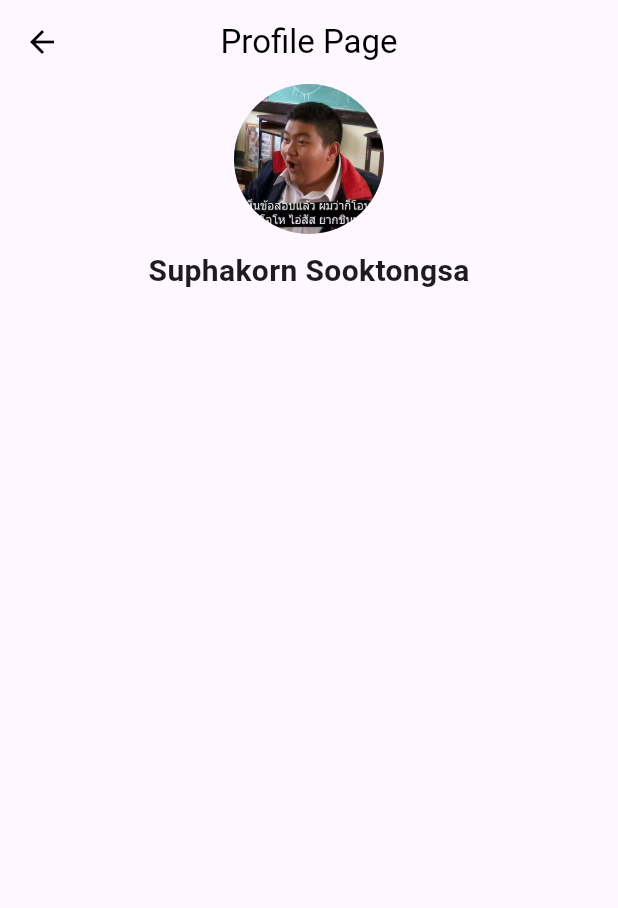
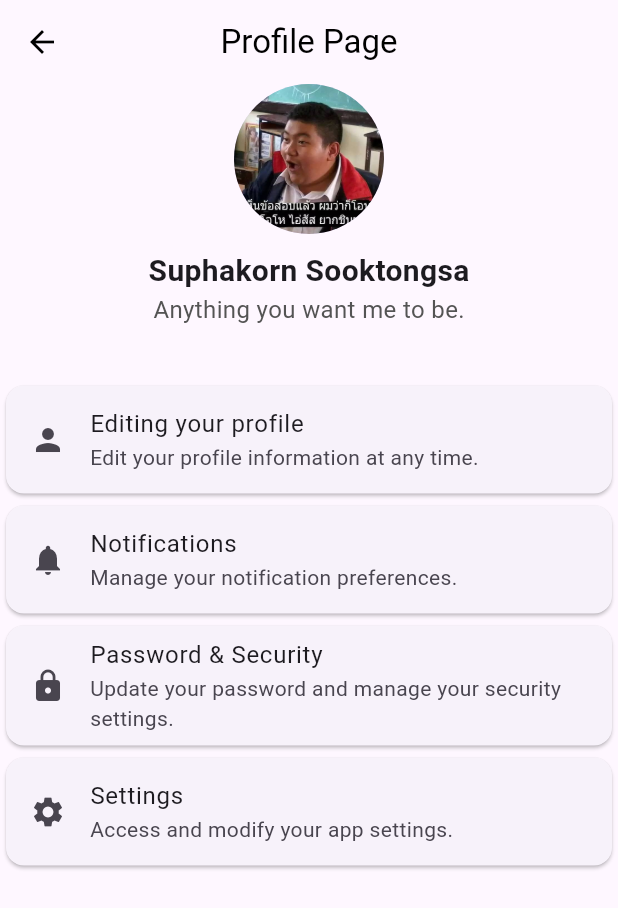
Before and after one commit to suphakornsook-afk/LearningFlutter, a Flutter app: the ProfilePage screen opened by its route, on a phone screen of 412 x 824 dp. Shown: the top 908 px of the screen. Run offline on Flutter 3.47's test engine with Material 3 defaults, Android fonts, the phone set to English and light mode, and no system bars; our stand-ins replace audioplayers.

Commit message:
adding more detail to setting screen

```diff
--- a/lib/pages/profile_page.dart
+++ b/lib/pages/profile_page.dart
@@ -29,10 +29,68 @@ class ProfilePage extends StatelessWidget {
                 "Suphakorn Sooktongsa",
                 style: TextStyle(fontSize: 20, fontWeight: FontWeight.bold),
               ),
+              Text(
+                "Anything you want me to be.",
+                style: TextStyle(
+                  fontSize: 16,
+                  color: const Color.fromARGB(255, 84, 84, 84),
+                ),
+              ),
+              SizedBox(height: 10),
             ],
+          ),
+          const SizedBox(height: 25),
+          ListView.builder(
+            shrinkWrap: true,
+            physics: NeverScrollableScrollPhysics(),
+            itemCount: profileCompletionCards.length,
+            itemBuilder: (context, index) {
+              final tile = profileCompletionCards[index];
+              return Card(
+                child: ListTile(
+                  leading: Icon(tile.icon),
+                  title: Text(tile.title),
+                  subtitle: Text(tile.description),
+                ),
+              );
+            },
           ),
         ],
       ),
     );
   }
 }
+
+class ProfileCompletionCard {
+  final String title;
+  final String description;
+  final IconData icon;
+  ProfileCompletionCard({
+    required this.title,
+    required this.description,
+    required this.icon,
+  });
+}
+
+List<ProfileCompletionCard> profileCompletionCards = [
+  ProfileCompletionCard(
+    title: "Editing your profile",
+    description: "Edit your profile information at any time.",
+    icon: Icons.person,
+  ),
+  ProfileCompletionCard(
+    title: "Notifications",
+    description: "Manage your notification preferences.",
+    icon: Icons.notifications,
+  ),
+  ProfileCompletionCard(
+    title: "Password & Security",
+    description: "Update your password and manage your security settings.",
+    icon: Icons.lock,
+  ),
+  ProfileCompletionCard(
+    title: "Settings",
+    description: "Access and modify your app settings.",
+    icon: Icons.settings,
+  ),
+];
```
